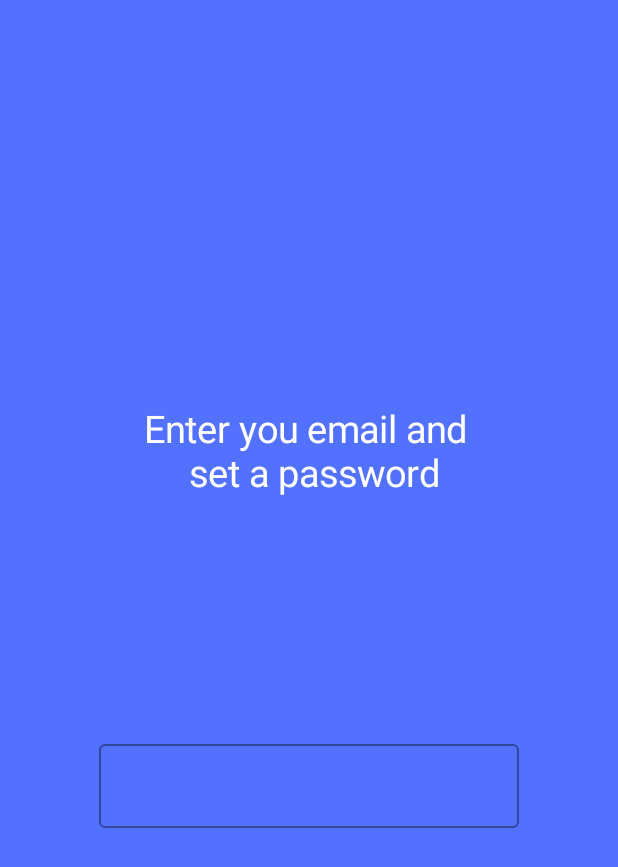
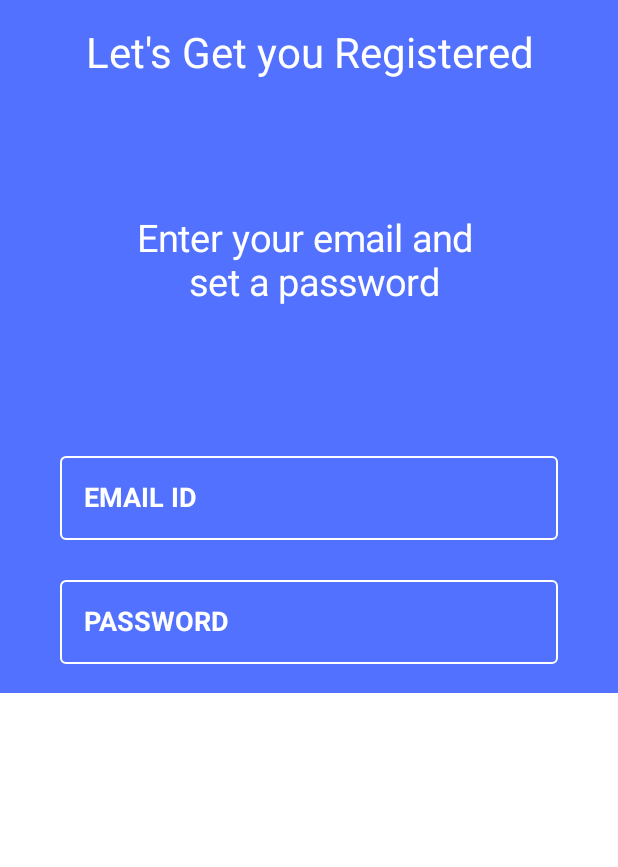
Before and after one commit to PGautam27/Get-Chatting, an Android app built with Jetpack Compose: the composable register shown on its own in the app's theme, on a phone screen of 412 x 824 dp. Shown: the top 867 px of the screen. Run offline under Robolectric (Android 15) with nearby library versions, the phone set to English and light mode, and no system bars.

Commit message:
Get Chatting

```diff
--- a/app/src/main/java/com/example/getchatt/presentation/registration/GRegistrationScreen.kt
+++ b/app/src/main/java/com/example/getchatt/presentation/registration/GRegistrationScreen.kt
@@ -4,6 +4,7 @@ import androidx.compose.foundation.Image
 import androidx.compose.foundation.background
 import androidx.compose.foundation.layout.*
 import androidx.compose.foundation.shape.RoundedCornerShape
+import androidx.compose.foundation.text.KeyboardOptions
 import androidx.compose.material.*
 import androidx.compose.runtime.Composable
 import androidx.compose.runtime.mutableStateOf
@@ -15,6 +16,11 @@ import androidx.compose.ui.graphics.Shape
 import androidx.compose.ui.platform.LocalConfiguration
 import androidx.compose.ui.res.painterResource
 import androidx.compose.ui.text.TextStyle
+import androidx.compose.ui.text.font.FontWeight
+import androidx.compose.ui.text.input.KeyboardType
+import androidx.compose.ui.text.input.PasswordVisualTransformation
+import androidx.compose.ui.text.input.TransformedText
+import androidx.compose.ui.text.input.VisualTransformation
 import androidx.compose.ui.text.style.TextAlign
 import androidx.compose.ui.unit.dp
 import androidx.compose.ui.unit.sp
@@ -27,18 +33,18 @@ import com.example.getchatt.ui.theme.White
 fun GRegistrationScreen() {
     val bottomSheetScaffoldState = rememberBottomSheetScaffoldState()
     val sheetState = rememberModalBottomSheetState(initialValue = ModalBottomSheetValue.Hidden)
-    BottomSheetScaffold(sheetContent = { register() }, content = { mainContent()}, sheetShape = (if (sheetState.isAnimationRunning || sheetState.isVisible){
+    BottomSheetScaffold(sheetContent = { register() }, content = { Images()}, sheetShape = (if (sheetState.isAnimationRunning || sheetState.isVisible){
         RoundedCornerShape(topStart = 0.dp, topEnd = 0.dp)
     }else{
-        RoundedCornerShape(topStart = 40.dp, topEnd = 40.dp)
+        RoundedCornerShape(topStart = 60.dp, topEnd = 60.dp)
     }) as Shape,
         scaffoldState = bottomSheetScaffoldState,
-        sheetPeekHeight = if (sheetState.isAnimationRunning || sheetState.isVisible) 0.dp else 200.dp
+        sheetPeekHeight = if (sheetState.isAnimationRunning || sheetState.isVisible) 0.dp else 180.dp
     )
 }
 
 @Composable
-private fun mainContent() {
+private fun Images() {
     Box(
         modifier = Modifier
             .fillMaxSize()
@@ -61,16 +67,63 @@ private fun register() {
     val emailValue = remember {
         mutableStateOf("")
     }
+    val passwordValue = remember {
+        mutableStateOf("")
+    }
     Column(
         modifier = Modifier
             .fillMaxWidth()
-            .fillMaxSize()
+            .height(LocalConfiguration.current.screenHeightDp.dp/2 + 50.dp)
             .background(RoyalBlue),
-        verticalArrangement = Arrangement.Center,
+        verticalArrangement = Arrangement.SpaceEvenly,
         horizontalAlignment = Alignment.CenterHorizontally
     ) {
-        Text(text = "Enter you email and \n set a password", textAlign = TextAlign.Center, style = TextStyle(color = White, fontSize = LocalConfiguration.current.fontScale.times(25).sp))
-        Spacer(modifier = Modifier.padding(LocalConfiguration.current.screenHeightDp.dp/10))
-        OutlinedTextField(value = emailValue.value, onValueChange = {emailValue.value = it})
+
+        Text(text = "Let's Get you Registered", textAlign = TextAlign.Center, style = TextStyle(color = White, fontSize = LocalConfiguration.current.fontScale.times(28).sp))
+        Spacer(modifier = Modifier.padding(LocalConfiguration.current.screenHeightDp.dp/30))
+        Text(text = "Enter your email and \n set a password", textAlign = TextAlign.Center, style = TextStyle(color = White, fontSize = LocalConfiguration.current.fontScale.times(25).sp))
+        Spacer(modifier = Modifier.padding(LocalConfiguration.current.screenHeightDp.dp/30))
+        OutlinedTextField(
+            value = emailValue.value,
+            placeholder = { Text(text = "xyz@gmail.com", style = TextStyle(fontSize = 16.sp, color = White))},
+            onValueChange = { emailValue.value = it },
+            label = { Text(text = "EMAIL ID", style = TextStyle( fontWeight = FontWeight.Bold, fontSize = LocalConfiguration.current.fontScale.times(18).sp))},
+            colors = TextFieldDefaults.outlinedTextFieldColors(
+                focusedBorderColor = Color.White,
+                unfocusedBorderColor = Color.White,
+                focusedLabelColor = Color.White,
+                unfocusedLabelColor = Color.White,
+                cursorColor = Color.White,
+                textColor = Color.White,
+                leadingIconColor = Color.White
+            ),
+            textStyle = TextStyle( fontSize = 16.sp),
+            singleLine = true,
+            keyboardOptions = KeyboardOptions(
+                keyboardType = KeyboardType.Email
+            ),
+            modifier = Modifier.width(LocalConfiguration.current.screenWidthDp.dp - 80.dp)
+        )
+        OutlinedTextField(
+            value = passwordValue.value,
+            onValueChange = { passwordValue.value = it },
+            label = { Text(text = "PASSWORD", style = TextStyle( fontWeight = FontWeight.Bold, fontSize = LocalConfiguration.current.fontScale.times(18).sp))},
+            colors = TextFieldDefaults.outlinedTextFieldColors(
+                focusedBorderColor = Color.White,
+                unfocusedBorderColor = Color.White,
+                focusedLabelColor = Color.White,
+                unfocusedLabelColor = Color.White,
+                cursorColor = Color.White,
+                textColor = Color.White,
+                leadingIconColor = Color.White
+            ),
+            visualTransformation = PasswordVisualTransformation(),
+            textStyle = TextStyle( fontSize = 16.sp),
+            singleLine = true,
+            keyboardOptions = KeyboardOptions(
+                keyboardType = KeyboardType.Password
+            ),
+            modifier = Modifier.width(LocalConfiguration.current.screenWidthDp.dp - 80.dp)
+        )
     }
 }
```
